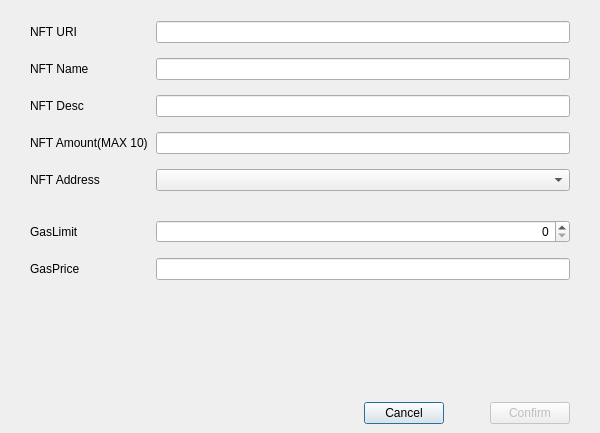
Qt form src/qt/forms/createnftdialog.ui (qtumproject/qtum) before a commit.
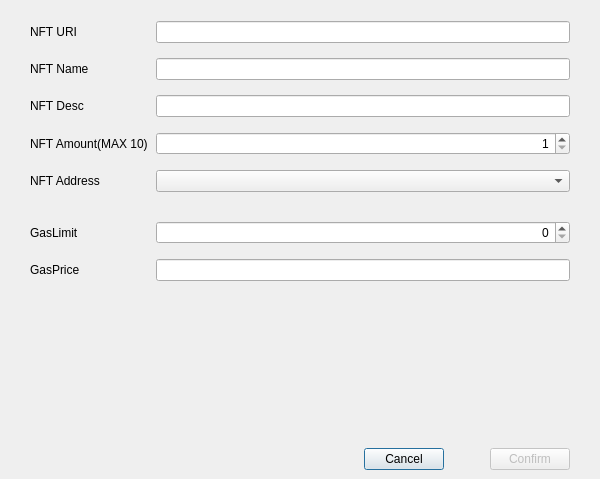
The same form after that commit. Custom widgets are drawn as their Qt base class.

Commit message: Update create nft dialog

Diff of the .ui file:
```diff
--- a/src/qt/forms/createnftdialog.ui
+++ b/src/qt/forms/createnftdialog.ui
@@ -7,7 +7,7 @@
     <x>0</x>
     <y>0</y>
     <width>600</width>
-    <height>433</height>
+    <height>479</height>
    </rect>
   </property>
   <property name="minimumSize">
@@ -56,14 +56,14 @@
      <property name="verticalSpacing">
       <number>15</number>
      </property>
-     <item row="5" column="0">
+     <item row="6" column="0">
       <widget class="QLabel" name="labelGasLimit">
        <property name="text">
         <string>GasLimit</string>
        </property>
       </widget>
      </item>
-     <item row="5" column="1">
+     <item row="6" column="1">
       <widget class="QSpinBox" name="lineEditGasLimit">
        <property name="alignment">
         <set>Qt::AlignRight|Qt::AlignTrailing|Qt::AlignVCenter</set>
@@ -83,16 +83,6 @@
        </property>
       </widget>
      </item>
-     <item row="3" column="1">
-      <widget class="QLineEdit" name="lineEditNftAmount">
-       <property name="alignment">
-        <set>Qt::AlignCenter</set>
-       </property>
-       <property name="readOnly">
-        <bool>true</bool>
-       </property>
-      </widget>
-     </item>
      <item row="3" column="0">
       <widget class="QLabel" name="labelDecimals">
        <property name="minimumSize">
@@ -159,14 +149,14 @@
        </property>
       </widget>
      </item>
-     <item row="6" column="0">
+     <item row="7" column="0">
       <widget class="QLabel" name="labelGasPrice">
        <property name="text">
         <string>GasPrice</string>
        </property>
       </widget>
      </item>
-     <item row="4" column="1">
+     <item row="5" column="1">
       <layout class="QVBoxLayout" name="verticalLayout_2">
        <item>
         <widget class="AddressField" name="lineEditSenderAddress"/>
@@ -186,7 +176,7 @@
        </item>
       </layout>
      </item>
-     <item row="4" column="0">
+     <item row="5" column="0">
       <layout class="QVBoxLayout" name="verticalLayout_3">
        <item>
         <widget class="QLabel" name="labelAddress">
@@ -216,9 +206,22 @@
        </item>
       </layout>
      </item>
-     <item row="6" column="1">
+     <item row="7" column="1">
       <widget class="BitcoinAmountField" name="lineEditGasPrice"/>
      </item>
+     <item row="3" column="1">
+      <widget class="QSpinBox" name="spinBoxNftAmount">
+       <property name="alignment">
+        <set>Qt::AlignRight|Qt::AlignTrailing|Qt::AlignVCenter</set>
+       </property>
+       <property name="minimum">
+        <number>1</number>
+       </property>
+       <property name="maximum">
+        <number>10</number>
+       </property>
+      </widget>
+     </item>
     </layout>
    </item>
    <item>
```
Left out of the diff: 16 changed lines with no effect on the pictures. The commit also changes 3 other files.
